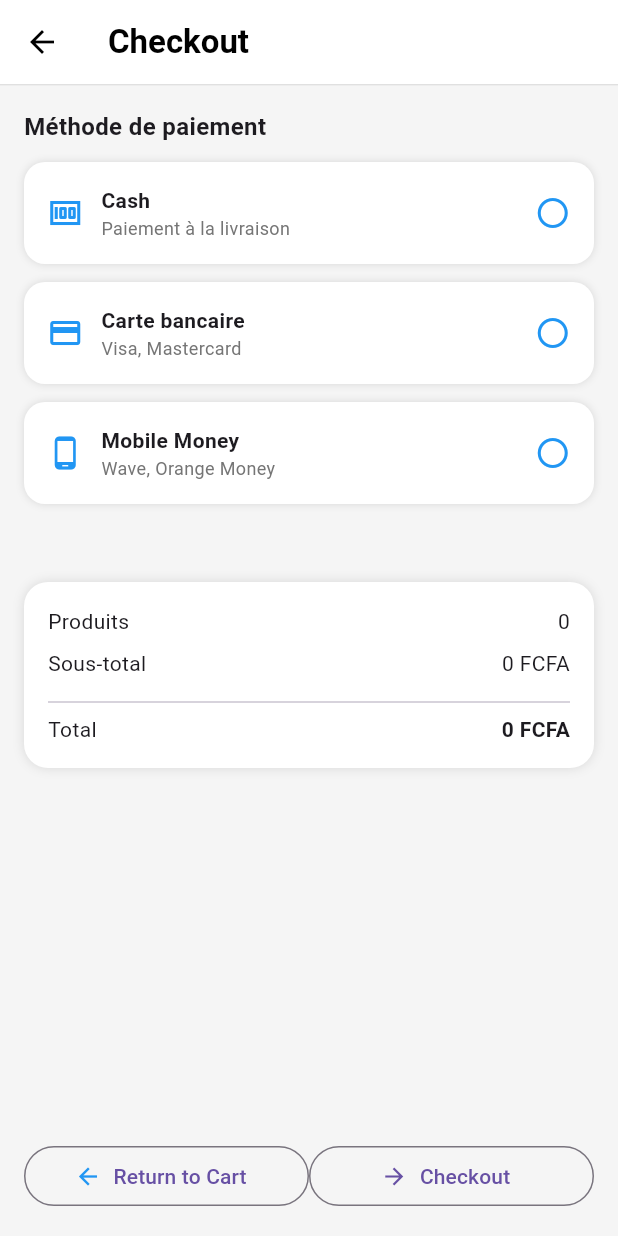
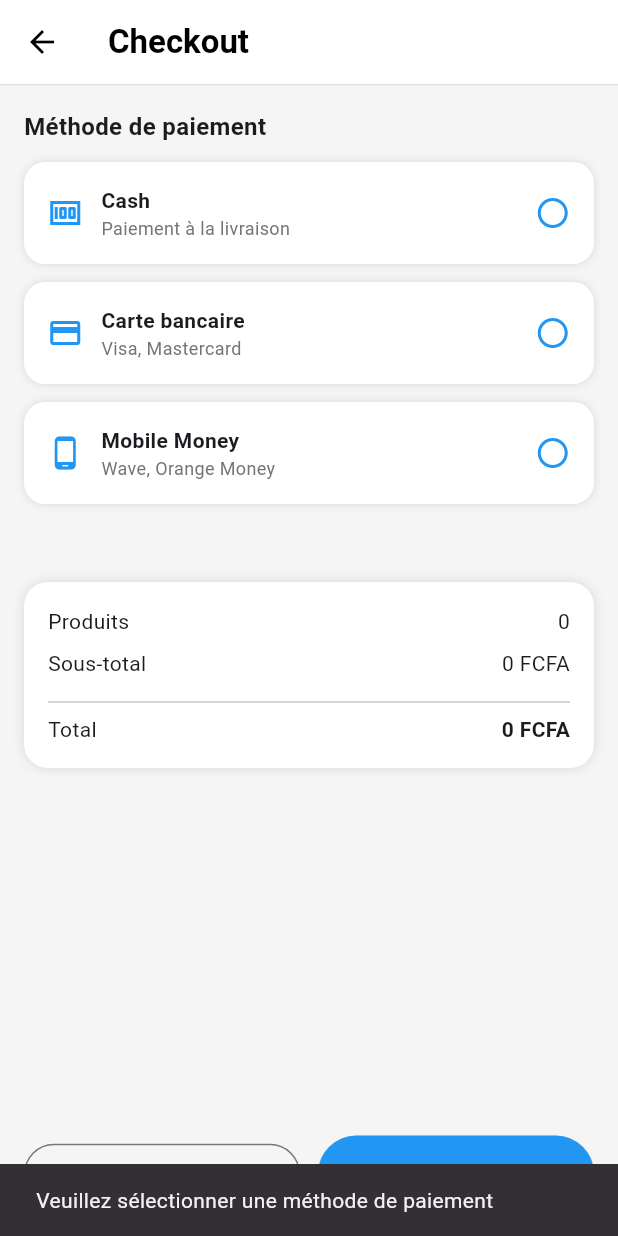
Before and after one commit to bibsbadji/appli_mobile, a Flutter app: the PaymentPage screen opened directly, after a tap on "Checkout", on a phone screen of 412 x 824 dp. Run offline on Flutter 3.47's test engine with Material 3 defaults, Android fonts, the phone set to English and light mode, and no system bars.

Commit message:
paiement

```diff
--- a/lib/src/ui/screens/supply/payment_page.dart
+++ b/lib/src/ui/screens/supply/payment_page.dart
@@ -41,6 +41,7 @@ class _PaymentPageState extends State<PaymentPage> {
               style: TextStyle(fontSize: 16, fontWeight: FontWeight.bold),
             ),
             const SizedBox(height: 12),
+
             _paymentMethod(
               icon: Icons.money,
               title: 'Cash',
@@ -59,6 +60,7 @@ class _PaymentPageState extends State<PaymentPage> {
               subtitle: 'Wave, Orange Money',
               value: PaymentMethod.mobile,
             ),
+
             const SizedBox(height: 16),
 
             // Formulaire carte bancaire
@@ -101,11 +103,11 @@ class _PaymentPageState extends State<PaymentPage> {
 
             const SizedBox(height: 24),
 
-            _summaryCard(), // résumé de commande après paiement
+            _summaryCard(), // résumé de commande
 
             const Spacer(),
 
-            // Boutons retour + payer
+            // Boutons Retour + Checkout
             Row(
               children: [
                 Expanded(
@@ -115,12 +117,22 @@ class _PaymentPageState extends State<PaymentPage> {
                     label: const Text('Return to Cart'),
                   ),
                 ),
-
+                const SizedBox(width: 12),
                 Expanded(
-                  child: OutlinedButton.icon(
-                    onPressed: _onPay,
+                  child: ElevatedButton.icon(
+                    onPressed: _validateAndPay,
                     icon: const Icon(Icons.arrow_forward),
-                    label: const Text('Checkout'),
+                    label: const Text(
+                      'Checkout',
+                      style: TextStyle(
+                        fontSize: 16,
+                        fontWeight: FontWeight.bold,
+                      ),
+                    ),
+                    style: ElevatedButton.styleFrom(
+                      backgroundColor: Colors.blue,
+                      padding: const EdgeInsets.symmetric(vertical: 14),
+                    ),
                   ),
                 ),
               ],
@@ -131,6 +143,7 @@ class _PaymentPageState extends State<PaymentPage> {
     );
   }
 
+  // ================= GET TOTAL =================
   int get total {
     return CartData.items.fold(
       0,
@@ -138,6 +151,7 @@ class _PaymentPageState extends State<PaymentPage> {
     );
   }
 
+  // ================= APPBAR =================
   AppBar _appBar() => AppBar(
     title: const Text(
       'Checkout',
@@ -152,6 +166,7 @@ class _PaymentPageState extends State<PaymentPage> {
     ),
   );
 
+  // ================= SUMMARY CARD =================
   Widget _summaryCard() {
     return Container(
       padding: const EdgeInsets.all(16),
@@ -176,6 +191,7 @@ class _PaymentPageState extends State<PaymentPage> {
     );
   }
 
+  // ================= PAYMENT METHOD =================
   Widget _paymentMethod({
     required IconData icon,
     required String title,
@@ -227,21 +243,56 @@ class _PaymentPageState extends State<PaymentPage> {
     );
   }
 
-  void _onPay() {
-    if (selectedMethod == PaymentMethod.card &&
-        !_cardFormKey.currentState!.validate()) {
+  // ================= VALIDATION & PAIEMENT =================
+  void _validateAndPay() {
+    if (selectedMethod == null) {
+      ScaffoldMessenger.of(context).showSnackBar(
+        const SnackBar(
+          content: Text('Veuillez sélectionner une méthode de paiement'),
+        ),
+      );
       return;
     }
 
-    debugPrint('Total à payer: $total FCFA');
+    if (selectedMethod == PaymentMethod.card) {
+      if (!_cardFormKey.currentState!.validate()) {
+        ScaffoldMessenger.of(context).showSnackBar(
+          const SnackBar(
+            content: Text(
+              'Veuillez remplir correctement les informations de votre carte',
+            ),
+          ),
+        );
+        return;
+      }
+    }
+
+    // Paiement validé
+    debugPrint('Paiement validé ! Total: $total FCFA');
     debugPrint('Méthode: $selectedMethod');
     if (selectedMethod == PaymentMethod.card) {
-      debugPrint('Numéro de carte: ${_cardNumberCtrl.text}');
+      debugPrint('Numéro: ${_cardNumberCtrl.text}');
       debugPrint('Expiration: ${_expiryCtrl.text}');
       debugPrint('CVV: ${_cvvCtrl.text}');
     }
+
+    // Confirmation
+    showDialog(
+      context: context,
+      builder: (_) => AlertDialog(
+        title: const Text('Paiement effectué'),
+        content: Text('Total payé: $total FCFA\nMéthode: $selectedMethod'),
+        actions: [
+          TextButton(
+            onPressed: () => Navigator.pop(context),
+            child: const Text('OK'),
+          ),
+        ],
+      ),
+    );
   }
 
+  // ================= TEXT FIELD HELPER =================
   Widget _textField(
     TextEditingController ctrl,
     String label,
@@ -266,6 +317,7 @@ class _PaymentPageState extends State<PaymentPage> {
   }
 }
 
+// ================= SUMMARY ROW =================
 class _SummaryRow extends StatelessWidget {
   final String label;
   final String value;
```
